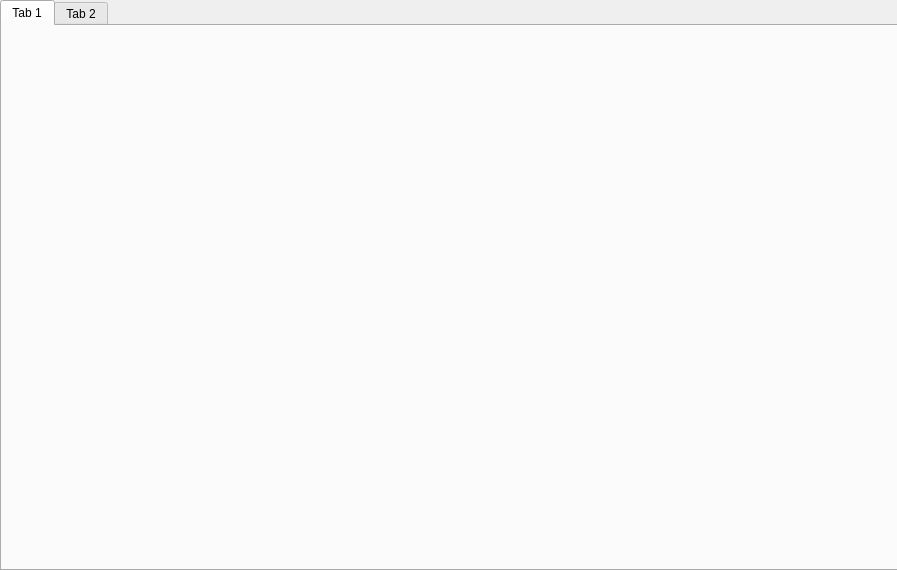
Above: qtwin.ui from zero4ever30/Restaurant before the change. Below: the same form after it.
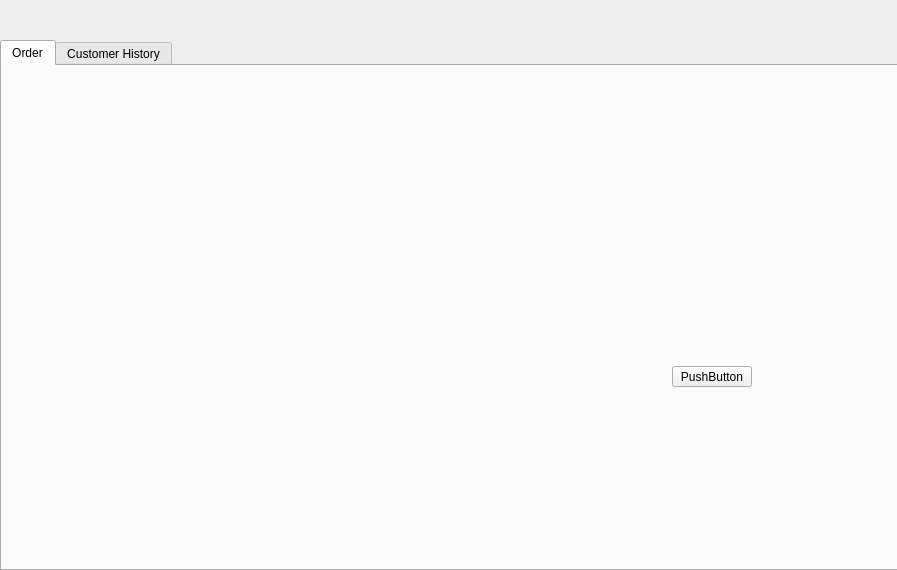
That is the form after the change.

Diff of the .ui file:
```diff
--- a/qtwin.ui
+++ b/qtwin.ui
@@ -17,25 +17,53 @@
    <property name="geometry">
     <rect>
      <x>0</x>
-     <y>0</y>
+     <y>40</y>
      <width>901</width>
-     <height>571</height>
+     <height>531</height>
     </rect>
    </property>
    <property name="toolTip">
     <string>&lt;html&gt;&lt;head/&gt;&lt;body&gt;&lt;p&gt;&lt;br/&gt;&lt;/p&gt;&lt;/body&gt;&lt;/html&gt;</string>
    </property>
+   <property name="toolTipDuration">
+    <number>-10</number>
+   </property>
+   <property name="layoutDirection">
+    <enum>Qt::LeftToRight</enum>
+   </property>
    <property name="currentIndex">
     <number>0</number>
    </property>
+   <property name="elideMode">
+    <enum>Qt::ElideMiddle</enum>
+   </property>
    <widget class="QWidget" name="TabCH">
     <attribute name="title">
-     <string>Tab 1</string>
+     <string>Order</string>
     </attribute>
+    <widget class="QPushButton" name="pushButton">
+     <property name="geometry">
+      <rect>
+       <x>670</x>
+       <y>300</y>
+       <width>80</width>
+       <height>21</height>
+      </rect>
+     </property>
+     <property name="contextMenuPolicy">
+      <enum>Qt::NoContextMenu</enum>
+     </property>
+     <property name="toolTipDuration">
+      <number>-4</number>
+     </property>
+     <property name="text">
+      <string>PushButton</string>
+     </property>
+    </widget>
    </widget>
    <widget class="QWidget" name="TabOrder">
     <attribute name="title">
-     <string>Tab 2</string>
+     <string>Customer History</string>
     </attribute>
    </widget>
   </widget>
```
Left out of the diff: 19 changed lines with no effect on the pictures.
